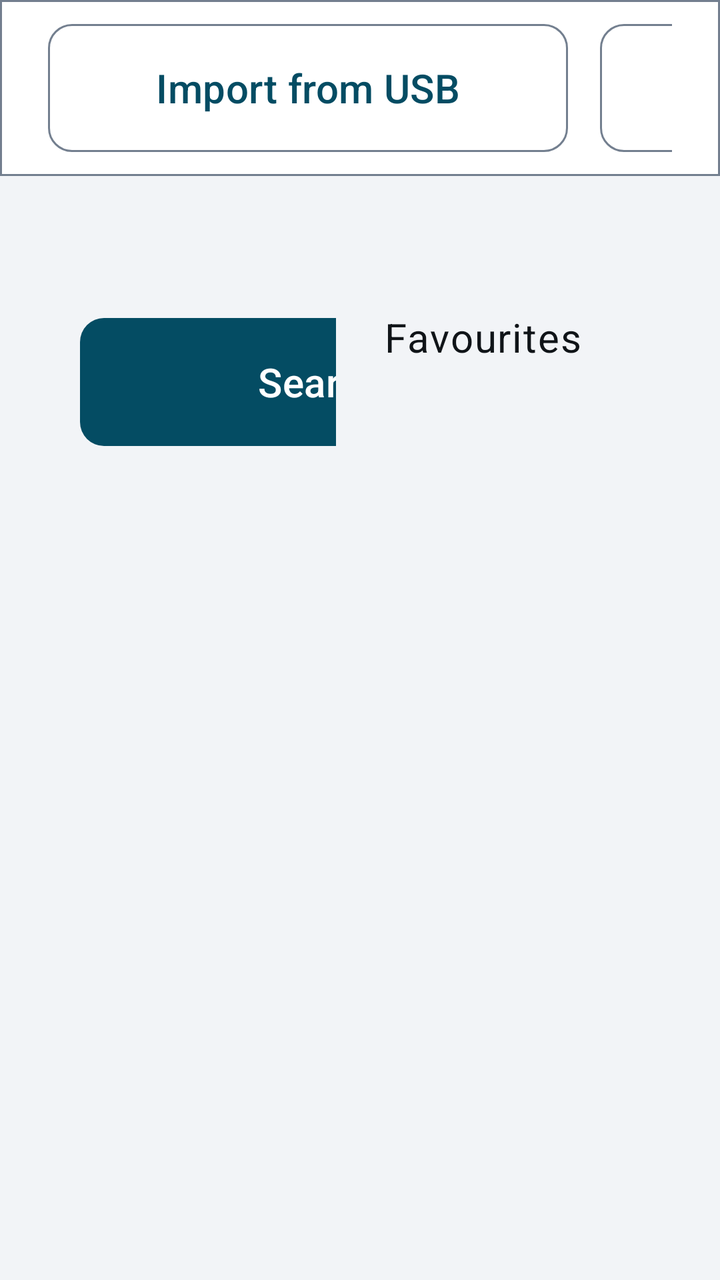
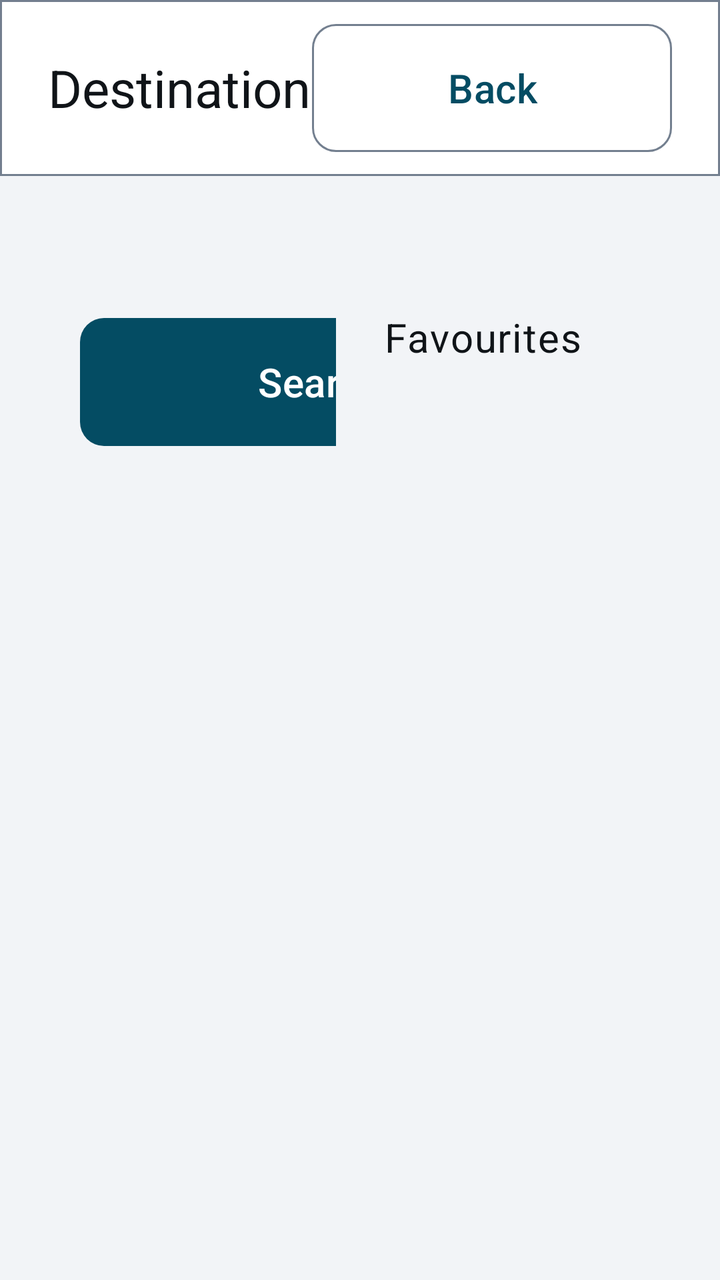

Screens rendered from an Android XML layout before and after an edit, with the pre-edit source and the edit as a unified diff.
<!-- AndroidManifest.xml: application theme Theme.EVChargePilot -->
<!-- res/layout/activity_destination.xml -->
<?xml version="1.0" encoding="utf-8"?>
<LinearLayout xmlns:android="http://schemas.android.com/apk/res/android"
    xmlns:app="http://schemas.android.com/apk/res-auto"
    android:layout_width="match_parent"
    android:layout_height="match_parent"
    android:orientation="vertical">

    <LinearLayout
        android:layout_width="match_parent"
        android:layout_height="88dp"
        android:background="@drawable/bg_topbar"
        android:gravity="center_vertical"
        android:orientation="horizontal"
        android:paddingStart="@dimen/spacing_lg"
        android:paddingEnd="@dimen/spacing_lg">

        <TextView
            android:layout_width="0dp"
            android:layout_height="wrap_content"
            android:layout_weight="1"
            android:text="@string/destination_title"
            android:textAppearance="@style/Text.EV.Title" />

        <com.google.android.material.button.MaterialButton
            android:id="@+id/favoritesImportAction"
            style="@style/Widget.EV.Button.Outlined"
            android:layout_width="260dp"
            android:layout_height="@dimen/touch_target"
            android:layout_marginEnd="@dimen/spacing_md"
            android:text="@string/charge_stop_favorites_import" />

        <com.google.android.material.button.MaterialButton
            android:id="@+id/favoritesExportAction"
            style="@style/Widget.EV.Button.Outlined"
            android:layout_width="260dp"
            android:layout_height="@dimen/touch_target"
            android:layout_marginEnd="@dimen/spacing_md"
            android:text="@string/charge_stop_favorites_export" />

        <com.google.android.material.button.MaterialButton
            android:id="@+id/backAction"
            style="@style/Widget.EV.Button.Outlined"
            android:layout_width="180dp"
            android:layout_height="@dimen/touch_target"
            android:text="@string/action_back" />
    </LinearLayout>

    <TextView
        android:id="@+id/destinationStatus"
        android:layout_width="match_parent"
        android:layout_height="wrap_content"
        android:accessibilityLiveRegion="polite"
        android:paddingStart="@dimen/spacing_lg"
        android:paddingTop="@dimen/spacing_md"
        android:paddingEnd="@dimen/spacing_lg"
        android:textAppearance="@style/Text.EV.Body" />

    <LinearLayout
        android:layout_width="match_parent"
        android:layout_height="0dp"
        android:layout_weight="1"
        android:orientation="horizontal"
        android:padding="@dimen/spacing_lg">

        
        <LinearLayout
            android:layout_width="0dp"
            android:layout_height="match_parent"
            android:layout_weight="1"
            android:orientation="vertical">

            <LinearLayout
                android:layout_width="match_parent"
                android:layout_height="wrap_content"
                android:orientation="horizontal">

                <com.google.android.material.textfield.TextInputLayout
                    android:id="@+id/destinationLayout"
                    style="@style/Widget.Material3.TextInputLayout.OutlinedBox"
                    android:layout_width="0dp"
                    android:layout_height="wrap_content"
                    android:layout_weight="1"
                    android:hint="@string/charge_stop_hint_destination"
                    app:helperText="@string/charge_stop_helper_destination"
                    app:helperTextTextAppearance="@style/Text.EV.Secondary">

                    <com.google.android.material.textfield.TextInputEditText
                        android:id="@+id/destinationInput"
                        android:layout_width="match_parent"
                        android:layout_height="wrap_content"
                        android:imeOptions="actionSearch"
                        android:inputType="text"
                        android:singleLine="true"
                        android:textSize="@dimen/text_body" />
                </com.google.android.material.textfield.TextInputLayout>

                <com.google.android.material.button.MaterialButton
                    android:id="@+id/searchAction"
                    style="@style/Widget.EVChargePilot.Button"
                    android:layout_width="240dp"
                    android:layout_height="@dimen/touch_target"
                    android:layout_marginStart="@dimen/spacing_md"
                    android:text="@string/charge_stop_action_search" />
            </LinearLayout>

            <ScrollView
                android:layout_width="match_parent"
                android:layout_height="0dp"
                android:layout_weight="1"
                android:layout_marginTop="@dimen/spacing_md">

                <LinearLayout
                    android:id="@+id/destinationResults"
                    android:layout_width="match_parent"
                    android:layout_height="wrap_content"
                    android:orientation="vertical" />
            </ScrollView>
        </LinearLayout>

        
        <LinearLayout
            android:layout_width="0dp"
            android:layout_height="match_parent"
            android:layout_weight="1"
            android:layout_marginStart="@dimen/spacing_lg"
            android:orientation="vertical">

            <TextView
                android:layout_width="match_parent"
                android:layout_height="wrap_content"
                android:text="@string/charge_stop_favorites_title"
                android:textAppearance="@style/Text.EV.Body" />

            <TextView
                android:id="@+id/destinationFavoritesHint"
                android:layout_width="match_parent"
                android:layout_height="wrap_content"
                android:layout_marginTop="@dimen/spacing_xs"
                android:textAppearance="@style/Text.EV.Secondary" />

            <ScrollView
                android:layout_width="match_parent"
                android:layout_height="0dp"
                android:layout_weight="1"
                android:layout_marginTop="@dimen/spacing_md">

                <LinearLayout
                    android:id="@+id/destinationFavorites"
                    android:layout_width="match_parent"
                    android:layout_height="wrap_content"
                    android:orientation="vertical" />
            </ScrollView>
        </LinearLayout>
    </LinearLayout>
</LinearLayout>
<!-- resources referenced by this layout -->
<resources>
  <dimen name="spacing_lg">24dp</dimen>
  <dimen name="spacing_md">16dp</dimen>
  <dimen name="spacing_xs">4dp</dimen>
  <dimen name="text_body">20sp</dimen>
  <dimen name="touch_target">72dp</dimen>
  <!-- drawable bg_topbar (drawable) -->
  <?xml version="1.0" encoding="utf-8"?>
  <shape xmlns:android="http://schemas.android.com/apk/res/android" android:shape="rectangle">
      <solid android:color="@color/ev_surface" />
      <stroke android:width="1dp" android:color="@color/ev_outline" />
  </shape>
  <string name="action_back">Back</string>
  <string name="charge_stop_action_search">Search</string>
  <string name="charge_stop_favorites_export">Export to USB</string>
  <string name="charge_stop_favorites_import">Import from USB</string>
  <string name="charge_stop_favorites_title">Favourites</string>
  <string name="charge_stop_helper_destination">Searched only when you tap. Nothing but the place and the car’s position leaves the car.</string>
  <string name="charge_stop_hint_destination">Where are you going?</string>
  <string name="destination_title">Destination</string>
  <style name="Text.EV.Body" parent="TextAppearance.Material3.BodyLarge">
          <item name="android:textSize">@dimen/text_body</item>
          <item name="android:textColor">@color/ev_text_primary</item>
      </style>
  <style name="Text.EV.Secondary" parent="TextAppearance.Material3.BodyMedium">
          <item name="android:textSize">@dimen/text_secondary</item>
          <item name="android:textColor">@color/ev_text_secondary</item>
      </style>
  <style name="Text.EV.Title" parent="TextAppearance.Material3.TitleLarge">
          <item name="android:textSize">@dimen/text_title</item>
          <item name="android:textColor">@color/ev_text_primary</item>
      </style>
  <style name="Widget.EVChargePilot.Button" parent="Widget.EV.Button">
          <item name="android:textColor">@color/ev_button_text</item>
          <item name="backgroundTint">@color/ev_button_fill</item>
      </style>
  <color name="ev_surface">#FFFFFFFF</color>
  <color name="ev_outline">#FF737F8F</color>
  <color name="ev_text_primary">#FF101418</color>
  <dimen name="text_secondary">17sp</dimen>
  <color name="ev_text_secondary">#FF414B55</color>
  <dimen name="text_title">26sp</dimen>
  <style name="ShapeAppearanceOverlay.EV.Button" parent="">
          <item name="cornerSize">@dimen/ev_corner</item>
      </style>
  <color name="ev_accent">#FF044C63</color>
  <color name="ev_on_accent">#FFFFFFFF</color>
  <color name="ev_surface_raised">#FFE4E8ED</color>
  <color name="ev_background">#FFF2F4F7</color>
  <color name="ev_error">#FF8F0F18</color>
  <style name="ThemeOverlay.EVChargePilot.Dialog" parent="ThemeOverlay.EV.Dialog">
          <item name="materialAlertDialogTitleTextStyle">@style/EVChargePilot.Dialog.Title</item>
          <item name="materialAlertDialogBodyTextStyle">@style/EVChargePilot.Dialog.Body</item>
      </style>
  <dimen name="ev_corner">12dp</dimen>
  <style name="EVChargePilot.Dialog.Title" parent="MaterialAlertDialog.Material3.Title.Text">
          <item name="android:textSize">@dimen/text_title</item>
          <item name="android:textColor">@color/ev_text_primary</item>
      </style>
  <style name="EVChargePilot.Dialog.Body" parent="MaterialAlertDialog.Material3.Body.Text">
          <item name="android:textSize">@dimen/text_secondary</item>
          <item name="android:textColor">@color/ev_text_primary</item>
          <item name="android:lineSpacingMultiplier">1.2</item>
      </style>
  <style name="Widget.EV.DialogButton" parent="Widget.Material3.Button.TextButton.Dialog">
          <item name="shapeAppearanceOverlay">@style/ShapeAppearanceOverlay.EV.Button</item>
          <item name="android:minHeight">@dimen/touch_target</item>
          <item name="android:minWidth">140dp</item>
          <item name="android:textSize">@dimen/text_body</item>
      </style>
  <!-- unchanged entries left out for length: 4 -->
</resources>

<!-- the commit's change to res/layout/activity_destination.xml (unified diff, before → after) -->
@@ -20,22 +20,6 @@
             android:layout_weight="1"
             android:text="@string/destination_title"
             android:textAppearance="@style/Text.EV.Title" />
-
-        <com.google.android.material.button.MaterialButton
-            android:id="@+id/favoritesImportAction"
-            style="@style/Widget.EV.Button.Outlined"
-            android:layout_width="260dp"
-            android:layout_height="@dimen/touch_target"
-            android:layout_marginEnd="@dimen/spacing_md"
-            android:text="@string/charge_stop_favorites_import" />
-
-        <com.google.android.material.button.MaterialButton
-            android:id="@+id/favoritesExportAction"
-            style="@style/Widget.EV.Button.Outlined"
-            android:layout_width="260dp"
-            android:layout_height="@dimen/touch_target"
-            android:layout_marginEnd="@dimen/spacing_md"
-            android:text="@string/charge_stop_favorites_export" />
 
         <com.google.android.material.button.MaterialButton
             android:id="@+id/backAction"
<!-- resource entries referenced after the edit -->
@@ -13,8 +13,6 @@
   </shape>
   <string name="action_back">Back</string>
   <string name="charge_stop_action_search">Search</string>
-  <string name="charge_stop_favorites_export">Export to USB</string>
-  <string name="charge_stop_favorites_import">Import from USB</string>
   <string name="charge_stop_favorites_title">Favourites</string>
   <string name="charge_stop_helper_destination">Searched only when you tap. Nothing but the place and the car’s position leaves the car.</string>
   <string name="charge_stop_hint_destination">Where are you going?</string>
